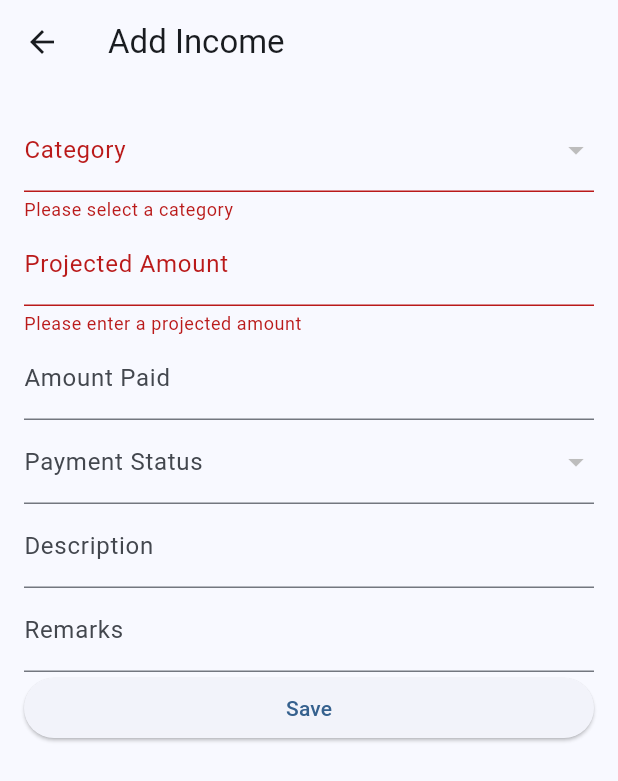
After one commit to rajkumarmanislearning/ExpenseTracker, a Flutter app: the IncomeEntryScreen screen opened directly, after a tap on "Save", on a phone screen of 412 x 824 dp. The commit adds this screen. Shown: the top 781 px of the screen. Run offline on Flutter 3.47's test engine with Material 3 defaults, Android fonts, the phone set to English and light mode, and no system bars; our stand-ins replace sqflite, sqflite_common_ffi; accounts and stored records are empty.

Commit message:
feat: income entry and list screens with category/payment status filtering and summary bar

```diff
--- a/lib/database/dao/category_dao.dart
+++ b/lib/database/dao/category_dao.dart
@@ -29,4 +29,13 @@ class CategoryDao {
       whereArgs: [id],
     );
   }
+
+  Future<List<Map<String, dynamic>>> getCategoriesByType(String type) async {
+    final db = await DatabaseHelper.database;
+    return db.query(
+      DatabaseHelper.tableCategory,
+      where: 'type = ?',
+      whereArgs: [type],
+    );
+  }
 }
--- a/lib/database/dao/payment_status_dao.dart
+++ b/lib/database/dao/payment_status_dao.dart
@@ -29,4 +29,13 @@ class PaymentStatusDao {
       whereArgs: [id],
     );
   }
+
+  Future<List<Map<String, dynamic>>> getPaymentStatusesByType(String type) async {
+    final db = await DatabaseHelper.database;
+    return db.query(
+      DatabaseHelper.tablePaymentStatus,
+      where: 'type = ?',
+      whereArgs: [type],
+    );
+  }
 }
--- /dev/null
+++ b/lib/screens/income/income_entry_screen.dart
@@ -0,0 +1,151 @@
+import 'package:flutter/material.dart';
+import '../../database/dao/income_dao.dart';
+import '../../database/dao/category_dao.dart';
+import '../../database/dao/payment_status_dao.dart';
+
+class IncomeEntryScreen extends StatefulWidget {
+  final Map<String, dynamic>? income;
+
+  const IncomeEntryScreen({Key? key, this.income}) : super(key: key);
+
+  @override
+  State<IncomeEntryScreen> createState() => _IncomeEntryScreenState();
+}
+
+class _IncomeEntryScreenState extends State<IncomeEntryScreen> {
+  final _formKey = GlobalKey<FormState>();
+  final IncomeDao _incomeDao = IncomeDao();
+  final CategoryDao _categoryDao = CategoryDao();
+  final PaymentStatusDao _paymentStatusDao = PaymentStatusDao();
+
+  late TextEditingController _descriptionController;
+  late TextEditingController _remarksController;
+  late TextEditingController _projectedAmountController;
+  late TextEditingController _amountPaidController;
+  DateTime? _incomeDate;
+  int? _selectedCategoryId;
+  int? _selectedPaymentStatusId;
+  List<Map<String, dynamic>> _categories = [];
+  List<Map<String, dynamic>> _paymentStatuses = [];
+
+  @override
+  void initState() {
+    super.initState();
+    _descriptionController = TextEditingController(text: widget.income?['description'] ?? '');
+    _remarksController = TextEditingController(text: widget.income?['remarks'] ?? '');
+    _projectedAmountController = TextEditingController(text: widget.income?['projected_amount']?.toString() ?? '');
+    _amountPaidController = TextEditingController(text: widget.income?['amount_paid']?.toString() ?? '');
+    _incomeDate = widget.income?['income_date'] != null ? DateTime.parse(widget.income!['income_date']) : null;
+    _selectedCategoryId = widget.income?['category_id'];
+    _selectedPaymentStatusId = widget.income?['payment_status_id'];
+    _loadCategories();
+    _loadPaymentStatuses();
+  }
+
+  Future<void> _loadCategories() async {
+    final cats = await _categoryDao.getCategoriesByType('income');
+    setState(() {
+      _categories = cats;
+    });
+  }
+
+  Future<void> _loadPaymentStatuses() async {
+    final statuses = await _paymentStatusDao.getPaymentStatusesByType('income');
+    setState(() {
+      _paymentStatuses = statuses;
+    });
+  }
+
+  @override
+  void dispose() {
+    _descriptionController.dispose();
+    _remarksController.dispose();
+    _projectedAmountController.dispose();
+    _amountPaidController.dispose();
+    super.dispose();
+  }
+
+  Future<void> _saveIncome() async {
+    if (_formKey.currentState!.validate()) {
+      final income = {
+        'id': widget.income?['id'],
+        'category_id': _selectedCategoryId,
+        'description': _descriptionController.text,
+        'income_date': _incomeDate?.toIso8601String(),
+        'projected_amount': double.tryParse(_projectedAmountController.text),
+        'amount_paid': double.tryParse(_amountPaidController.text),
+        'payment_status_id': _selectedPaymentStatusId,
+        'remarks': _remarksController.text,
+      };
+
+      if (widget.income == null) {
+        await _incomeDao.insertIncome(income);
+      } else {
+        await _incomeDao.updateIncome(income);
+      }
+
+      Navigator.pop(context, true);
+    }
+  }
+
+  @override
+  Widget build(BuildContext context) {
+    return Scaffold(
+      appBar: AppBar(
+        title: Text(widget.income == null ? 'Add Income' : 'Edit Income'),
+      ),
+      body: Padding(
+        padding: const EdgeInsets.all(16.0),
+        child: Form(
+          key: _formKey,
+          child: ListView(
+            children: [
+              DropdownButtonFormField<int>(
+                value: _selectedCategoryId,
+                items: _categories.map((cat) => DropdownMenuItem<int>(
+                  value: cat['id'],
+                  child: Text(cat['name']),
+                )).toList(),
+                onChanged: (value) => setState(() => _selectedCategoryId = value),
+                decoration: const InputDecoration(labelText: 'Category'),
+                validator: (value) => value == null ? 'Please select a category' : null,
+              ),
+              TextFormField(
+                controller: _projectedAmountController,
+                keyboardType: TextInputType.number,
+                decoration: const InputDecoration(labelText: 'Projected Amount'),
+                validator: (value) => value == null || value.isEmpty ? 'Please enter a projected amount' : null,
+              ),
+              TextFormField(
+                controller: _amountPaidController,
+                keyboardType: TextInputType.number,
+                decoration: const InputDecoration(labelText: 'Amount Paid'),
+              ),
+              DropdownButtonFormField<int>(
+                value: _selectedPaymentStatusId,
+                items: _paymentStatuses.map((status) => DropdownMenuItem<int>(
+                  value: status['id'],
+                  child: Text(status['name']),
+                )).toList(),
+                onChanged: (value) => setState(() => _selectedPaymentStatusId = value),
+                decoration: const InputDecoration(labelText: 'Payment Status'),
+              ),
+              TextFormField(
+                controller: _descriptionController,
+                decoration: const InputDecoration(labelText: 'Description'),
+              ),
+              TextFormField(
+                controller: _remarksController,
+                decoration: const InputDecoration(labelText: 'Remarks'),
+              ),
+              ElevatedButton(
+                onPressed: _saveIncome,
+                child: const Text('Save'),
+              ),
+            ],
+          ),
+        ),
+      ),
+    );
+  }
+}
--- a/lib/screens/income/income_screen.dart
+++ b/lib/screens/income/income_screen.dart
@@ -5,6 +5,7 @@ import '../../database/dao/income_dao.dart';
 import '../../widgets/app_drawer.dart';
 
 import '../../main.dart';
+import 'income_entry_screen.dart';
 
 class IncomeScreen extends StatefulWidget {
   const IncomeScreen({super.key});
@@ -41,6 +42,14 @@ class _IncomeScreenState extends State<IncomeScreen> {
 
   @override
   Widget build(BuildContext context) {
+    double totalProjected = 0;
+    double totalPaid = 0;
+    for (final record in _incomeRecords) {
+      totalProjected += (record['projected_amount'] ?? 0) as double;
+      totalPaid += (record['amount_paid'] ?? 0) as double;
+    }
+    double balance = totalProjected - totalPaid;
+
     return Scaffold(
       appBar: AppBar(
         title: const Text('Income'),
@@ -79,16 +88,30 @@ class _IncomeScreenState extends State<IncomeScreen> {
                   ),
                   margin: const EdgeInsets.symmetric(vertical: 8, horizontal: 16),
                   child: ListTile(
-                    leading: const Icon(Icons.attach_money),
-                    title: Text(record['description'] ?? 'No Description'),
-                    subtitle: Text('Date: ${record['income_date']}'),
+                    leading: const Icon(Icons.category), // TODO: Replace with actual category icon
+                    title: Text(record['description'] ?? record['category_name'] ?? 'No Description'),
+                    subtitle: Column(
+                      crossAxisAlignment: CrossAxisAlignment.start,
+                      children: [
+                        Text('Date: 	${record['income_date'] ?? ''}'),
+                        Text('Projected: 	${record['projected_amount'] ?? 0}'),
+                        Text('Received: 	${record['amount_paid'] ?? 0}'),
+                        Text('Status: 	${record['payment_status_name'] ?? ''}'),
+                      ],
+                    ),
                     trailing: Row(
                       mainAxisSize: MainAxisSize.min,
                       children: [
                         IconButton(
                           icon: const Icon(Icons.edit),
-                          onPressed: () {
-                            // Open edit dialog
+                          onPressed: () async {
+                            final result = await Navigator.push(
+                              context,
+                              MaterialPageRoute(
+                                builder: (context) => IncomeEntryScreen(income: record),
+                              ),
+                            );
+                            if (result == true) _loadIncome();
                           },
                         ),
                         IconButton(
@@ -105,11 +128,29 @@ class _IncomeScreenState extends State<IncomeScreen> {
               },
             ),
           ),
+          Container(
+            color: Theme.of(context).colorScheme.surfaceVariant,
+            padding: const EdgeInsets.symmetric(vertical: 12, horizontal: 16),
+            child: Row(
+              mainAxisAlignment: MainAxisAlignment.spaceBetween,
+              children: [
+                Text('Total Projected: 	$totalProjected'),
+                Text('Total Paid: 	$totalPaid'),
+                Text('Balance: 	$balance'),
+              ],
+            ),
+          ),
         ],
       ),
       floatingActionButton: FloatingActionButton(
-        onPressed: () {
-          // Open add dialog
+        onPressed: () async {
+          final result = await Navigator.push(
+            context,
+            MaterialPageRoute(
+              builder: (context) => const IncomeEntryScreen(),
+            ),
+          );
+          if (result == true) _loadIncome();
         },
         child: const Icon(Icons.add),
       ),
```
